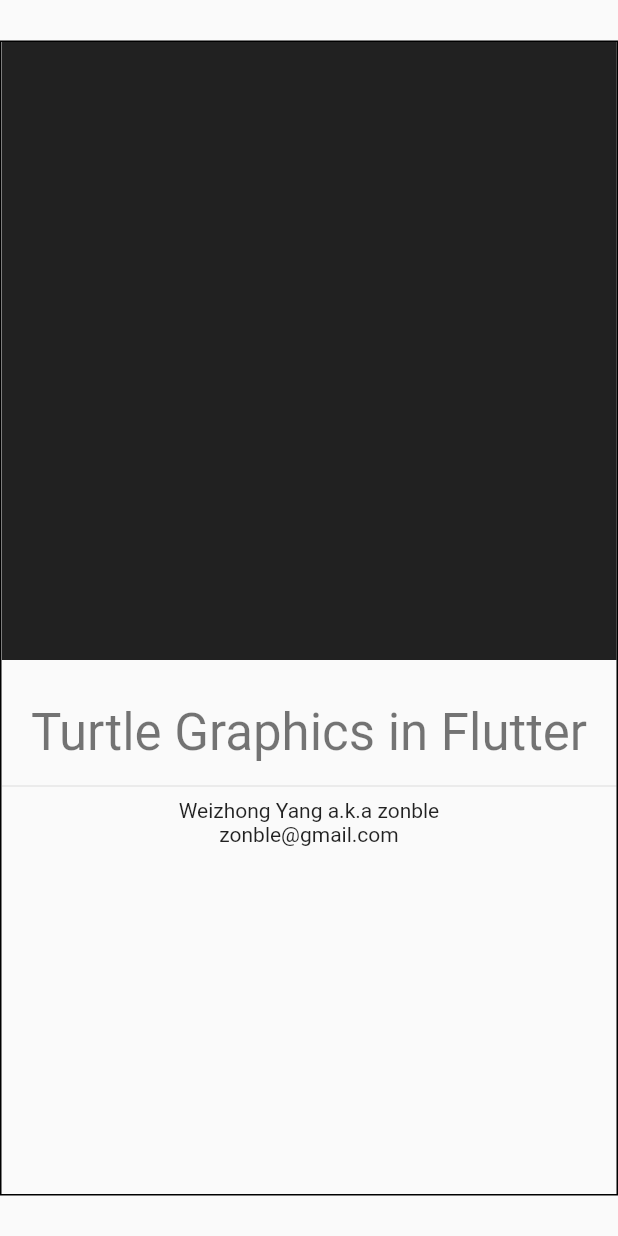
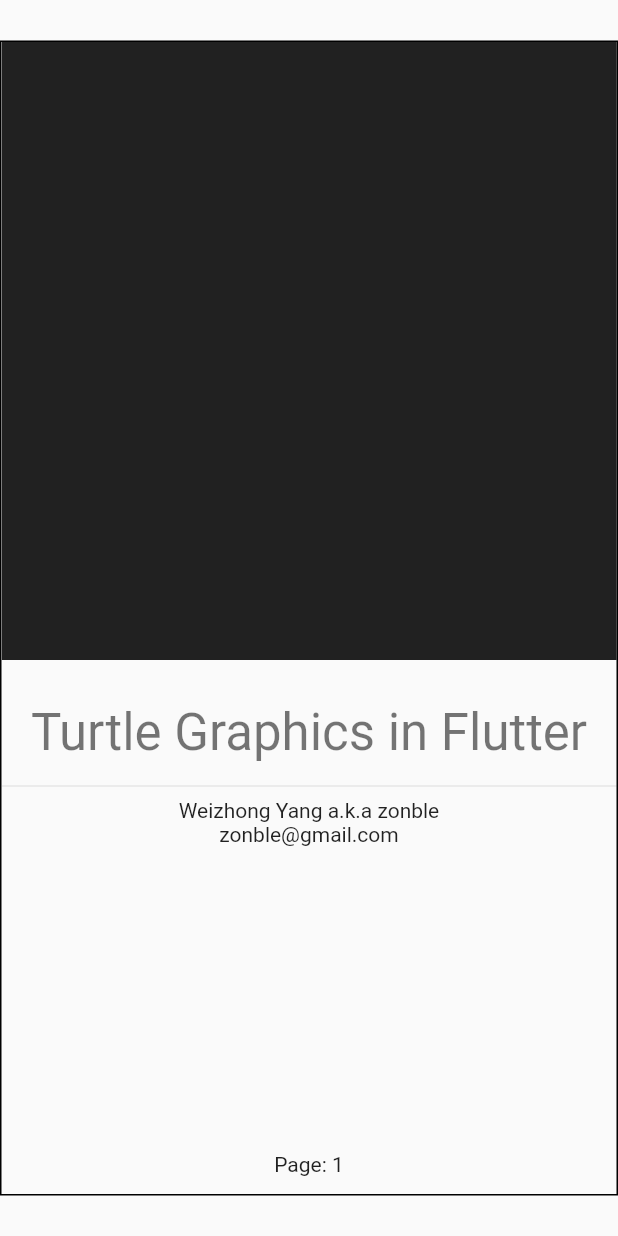
Before and after one commit to zonble/flutter_turtle_slide, a Flutter app: the screen it shows after launch, on a phone screen of 412 x 824 dp. Run offline on Flutter 3.47's test engine with Material 2 defaults, Android fonts, the phone set to English and light mode, and no system bars; missing offline and left inert: flutter_syntax_view, flutter_turtle.

Commit message:
Adds page numbers.

```diff
--- a/lib/main.dart
+++ b/lib/main.dart
@@ -36,7 +36,19 @@
 }
 
 class _MyHomePageState extends State<MyHomePage> {
-  var pageController = PageController();
+  var _pageController = PageController();
+  var _page = 1;
+
+  @override
+  void initState() {
+    super.initState();
+    _pageController.addListener(() {
+      var currentPage = _pageController.page.toInt() + 1;
+      if (currentPage != _page) {
+        setState(() => _page = currentPage);
+      }
+    });
+  }
 
   @override
   Widget build(BuildContext context) {
@@ -48,12 +60,15 @@
             constraints: BoxConstraints(maxWidth: 1024, maxHeight: 768),
             child: GestureDetector(
               onTap: () {
-                var page = (pageController.page + 1).toInt();
-                pageController.animateToPage(page,
+                if (!_pageController.hasClients) return;
+                var page = (_pageController.page + 1).toInt();
+                _pageController.animateToPage(page,
                     duration: Duration(milliseconds: 250),
                     curve: Curves.easeInCubic);
               },
-              child: PageView(controller: pageController, children: <Widget>[
+              child: Stack(
+                children: <Widget>[
+                  PageView(controller: _pageController, children: <Widget>[
                     Cover(),
                     AgendaPage(),
                     IntroPage(),
@@ -73,6 +88,13 @@
                     AnimationPage(),
                     EndPage(),
                   ]),
+                  Align(
+                      alignment: Alignment.bottomCenter,
+                      child: Container(
+                          height: 40,
+                          child: Center(child: Text('Page: $_page'))))
+                ],
+              ),
             ),
           ),
         ),
--- a/lib/pages/history.dart
+++ b/lib/pages/history.dart
@@ -29,8 +29,8 @@
             ),
             Padding(
               padding: const EdgeInsets.all(8.0),
-              child: Text(
-                  '* Today, Turtle Graphics libaries are still popular.'),
+              child:
+                  Text('* Today, Turtle Graphics libaries are still popular.'),
             ),
             Spacer(),
             Padding(
@@ -53,6 +53,7 @@
                     style: TextStyle(color: Colors.blue)),
               ),
             ),
+            SizedBox(height: 40),
           ],
         ),
       ),
```
Lines whose indentation alone changed are shown as unchanged.
